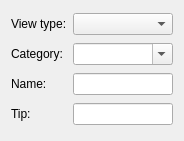
First picture: the form in kplato/kptviewlistaddview.ui, repository KDE/calligra, before the edit.
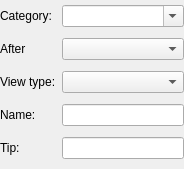
Second picture: the form after the edit. Custom widgets are drawn as their Qt base class.

Commit message: Improve view creation dialog.

What changed in the file:
```diff
--- a/kplato/kptviewlistaddview.ui
+++ b/kplato/kptviewlistaddview.ui
@@ -6,28 +6,14 @@
     <x>0</x>
     <y>0</y>
     <width>184</width>
-    <height>141</height>
+    <height>169</height>
    </rect>
   </property>
-  <layout class="QGridLayout" >
+  <layout class="QGridLayout" name="gridLayout" >
+   <property name="margin" >
+    <number>0</number>
+   </property>
    <item row="0" column="0" >
-    <widget class="QLabel" name="label_2" >
-     <property name="text" >
-      <string>View type:</string>
-     </property>
-     <property name="buddy" >
-      <cstring>viewtype</cstring>
-     </property>
-    </widget>
-   </item>
-   <item row="0" column="1" >
-    <widget class="KComboBox" name="viewtype" >
-     <property name="autoCompletion" >
-      <bool>false</bool>
-     </property>
-    </widget>
-   </item>
-   <item row="1" column="0" >
     <widget class="QLabel" name="label_3" >
      <property name="text" >
       <string>Category:</string>
@@ -37,7 +23,7 @@
      </property>
     </widget>
    </item>
-   <item row="1" column="1" >
+   <item row="0" column="1" >
     <widget class="KComboBox" name="category" >
      <property name="editable" >
       <bool>true</bool>
@@ -50,7 +36,44 @@
      </property>
     </widget>
    </item>
+   <item row="1" column="0" >
+    <widget class="QLabel" name="label" >
+     <property name="text" >
+      <string>After</string>
+     </property>
+     <property name="buddy" >
+      <cstring>insertAfter</cstring>
+     </property>
+    </widget>
+   </item>
+   <item row="1" column="1" >
+    <widget class="KComboBox" name="insertAfter" >
+     <property name="insertPolicy" >
+      <enum>QComboBox::InsertAlphabetically</enum>
+     </property>
+     <property name="autoCompletion" >
+      <bool>false</bool>
+     </property>
+    </widget>
+   </item>
    <item row="2" column="0" >
+    <widget class="QLabel" name="label_2" >
+     <property name="text" >
+      <string>View type:</string>
+     </property>
+     <property name="buddy" >
+      <cstring>viewtype</cstring>
+     </property>
+    </widget>
+   </item>
+   <item row="2" column="1" >
+    <widget class="KComboBox" name="viewtype" >
+     <property name="autoCompletion" >
+      <bool>false</bool>
+     </property>
+    </widget>
+   </item>
+   <item row="3" column="0" >
     <widget class="QLabel" name="label_4" >
      <property name="text" >
       <string>Name:</string>
@@ -60,10 +83,10 @@
      </property>
     </widget>
    </item>
-   <item row="2" column="1" >
+   <item row="3" column="1" >
     <widget class="QLineEdit" name="viewname" />
    </item>
-   <item row="3" column="0" >
+   <item row="4" column="0" >
     <widget class="QLabel" name="label_5" >
      <property name="text" >
       <string>Tip:</string>
@@ -73,7 +96,7 @@
      </property>
     </widget>
    </item>
-   <item row="3" column="1" >
+   <item row="4" column="1" >
     <widget class="QLineEdit" name="tooltip" />
    </item>
   </layout>
```
The commit also changes 6 other files.
